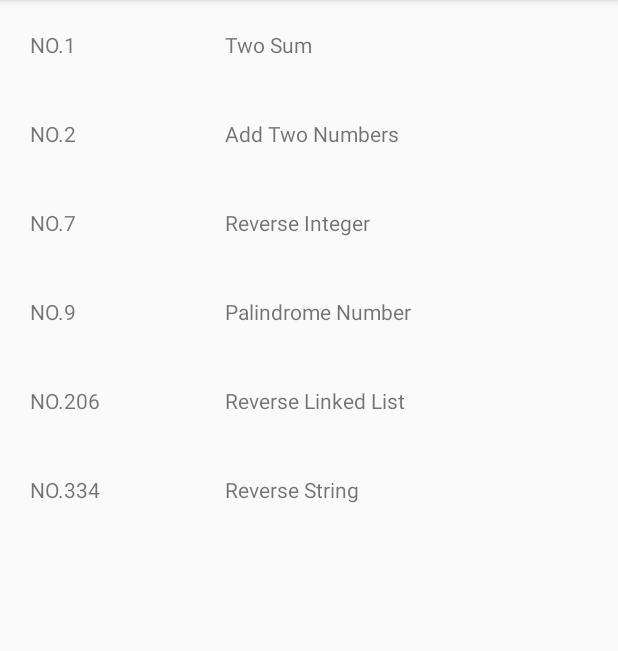
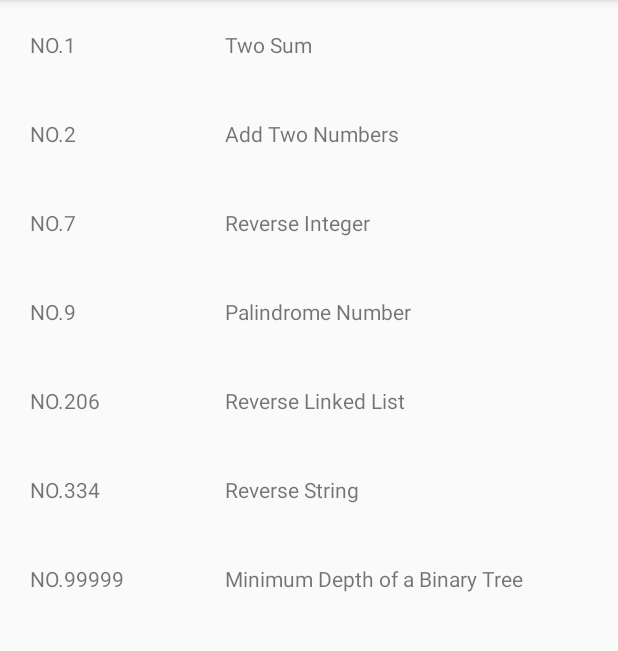
Before and after one commit to ixtliTakeru/renshu, an Android app: the LeetCodeActivity screen opened directly, with no data from a screen before it, on a phone screen of 412 x 824 dp, the part 84-735 px from its top. Run offline under Robolectric (Android 15) with nearby library versions, the phone set to English and light mode, and no system bars.

Commit message:
add "Minimum Depth of a Binary Tree" practice

```diff
--- a/app/src/main/java/g/takeru/renshu/kotlin/leetcode/AddTwoNumbers.kt
+++ b/app/src/main/java/g/takeru/renshu/kotlin/leetcode/AddTwoNumbers.kt
@@ -1,4 +1,7 @@
 package g.takeru.renshu.kotlin.leetcode
+
+import g.takeru.renshu.kotlin.leetcode.`object`.ListNode
+import g.takeru.renshu.kotlin.leetcode.`object`.printLinkedList
 
 /**
  * Created by takeru on 2018/3/13.
--- a/app/src/main/java/g/takeru/renshu/kotlin/leetcode/LeetCodeActivity.kt
+++ b/app/src/main/java/g/takeru/renshu/kotlin/leetcode/LeetCodeActivity.kt
@@ -4,6 +4,7 @@ import android.os.Bundle
 import android.support.v7.app.AppCompatActivity
 import android.support.v7.widget.LinearLayoutManager
 import g.takeru.renshu.R
+import g.takeru.renshu.kotlin.leetcode.`object`.Problem
 import kotlinx.android.synthetic.main.activity_leetcode.*
 
 /**
@@ -17,12 +18,15 @@ class LeetCodeActivity : AppCompatActivity(){
 
         // create problem list
         var problemList : MutableList<Problem> = ArrayList()
-        problemList.add(Problem(1, "Two Sum", { TwoSum().testing() }))
-        problemList.add(Problem(2, "Add Two Numbers", { AddTwoNumbers().testing() }))
-        problemList.add(Problem(7, "Reverse Integer", { ReverseInteger().testing() }))
-        problemList.add(Problem(9, "Palindrome Number", { PalindromeNumber().testing() }))
-        problemList.add(Problem(206, "Reverse Linked List", { ReverseLinkedList().testing() }))
-        problemList.add(Problem(334, "Reverse String", { ReverseString().testing() }))
+        problemList.add(Problem(1, "Two Sum") { TwoSum().testing() })
+        problemList.add(Problem(2, "Add Two Numbers") { AddTwoNumbers().testing() })
+        problemList.add(Problem(7, "Reverse Integer") { ReverseInteger().testing() })
+        problemList.add(Problem(9, "Palindrome Number") { PalindromeNumber().testing() })
+        problemList.add(Problem(206, "Reverse Linked List") { ReverseLinkedList().testing() })
+        problemList.add(Problem(334, "Reverse String") { ReverseString().testing() })
+
+        // not belong to LeetCode
+        problemList.add(Problem(99999, "Minimum Depth of a Binary Tree") { MinimumDepthOfBinaryTree().testing() })
 
 
         // initial adapter
--- a/app/src/main/java/g/takeru/renshu/kotlin/leetcode/ProblemListAdapter.kt
+++ b/app/src/main/java/g/takeru/renshu/kotlin/leetcode/ProblemListAdapter.kt
@@ -5,6 +5,7 @@ import android.view.LayoutInflater
 import android.view.View
 import android.view.ViewGroup
 import g.takeru.renshu.R
+import g.takeru.renshu.kotlin.leetcode.`object`.Problem
 import kotlinx.android.synthetic.main.listitem_user.view.*
 
 /**
--- a/app/src/main/java/g/takeru/renshu/kotlin/leetcode/ReverseLinkedList.kt
+++ b/app/src/main/java/g/takeru/renshu/kotlin/leetcode/ReverseLinkedList.kt
@@ -1,4 +1,7 @@
 package g.takeru.renshu.kotlin.leetcode
+
+import g.takeru.renshu.kotlin.leetcode.`object`.ListNode
+import g.takeru.renshu.kotlin.leetcode.`object`.printLinkedList
 
 /**
  * Created by takeru on 2018/3/20.
--- /dev/null
+++ b/app/src/main/java/g/takeru/renshu/kotlin/leetcode/object/BinaryTreeNode.kt
@@ -0,0 +1,6 @@
+package g.takeru.renshu.kotlin.leetcode.`object`
+
+data class BinaryTreeNode(var value: Int = 0) {
+    var left: BinaryTreeNode?= null
+    var right: BinaryTreeNode?= null
+}
--- a/app/src/main/java/g/takeru/renshu/kotlin/leetcode/ListNode.kt
+++ b/app/src/main/java/g/takeru/renshu/kotlin/leetcode/object/ListNode.kt
@@ -1,4 +1,4 @@
-package g.takeru.renshu.kotlin.leetcode
+package g.takeru.renshu.kotlin.leetcode.`object`
 
 import timber.log.Timber
 
--- a/app/src/main/java/g/takeru/renshu/kotlin/leetcode/Problem.kt
+++ b/app/src/main/java/g/takeru/renshu/kotlin/leetcode/object/Problem.kt
@@ -1,4 +1,4 @@
-package g.takeru.renshu.kotlin.leetcode
+package g.takeru.renshu.kotlin.leetcode.`object`
 
 /**
  * Created by takeru on 2018/3/19.
--- /dev/null
+++ b/app/src/main/res/layout/activity_fragment_container.xml
@@ -0,0 +1,6 @@
+<?xml version="1.0" encoding="utf-8"?>
+<FrameLayout
+    xmlns:android="http://schemas.android.com/apk/res/android"
+    android:id="@+id/fragment_container"
+    android:layout_width="match_parent"
+    android:layout_height="match_parent"/>
```
Also changed, not shown: app/src/main/java/g/takeru/renshu/kotlin/leetcode/MinimunDepthOfBinaryTree.kt (added, +55 -0 lines).
